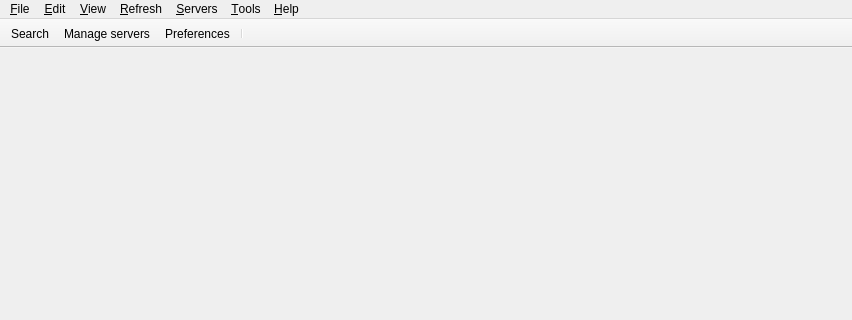
Old version of the form Viewer/src/MainWindow.ui in the repository ecmwf/ecflow; both pictures show x 0 to 852 and y 0 to 320 of the 852 by 675 pixel window.
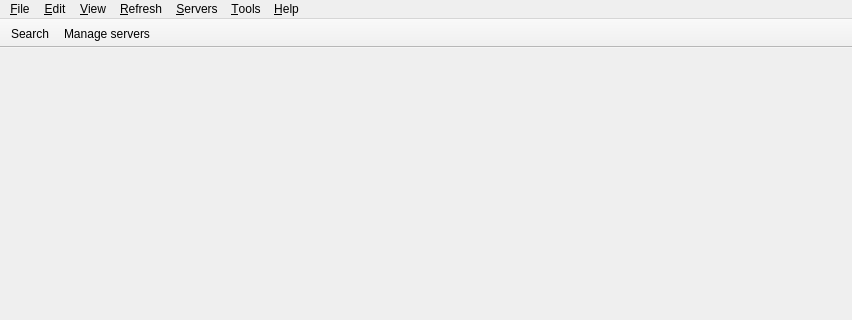
New version of the form. Icons and pictures are not drawn.

Commit message: ecFlowUI: change button layout in toolbar ECFLOW-1077

Diff of the .ui file:
```diff
--- a/Viewer/src/MainWindow.ui
+++ b/Viewer/src/MainWindow.ui
@@ -141,8 +141,6 @@
    </attribute>
    <addaction name="actionSearch"/>
    <addaction name="actionManageServers"/>
-   <addaction name="actionPreferences"/>
-   <addaction name="separator"/>
   </widget>
   <action name="actionClose">
    <property name="icon">
```
Left out of the diff: 2 changed lines with no effect on the pictures. The commit also changes 1 other file.
